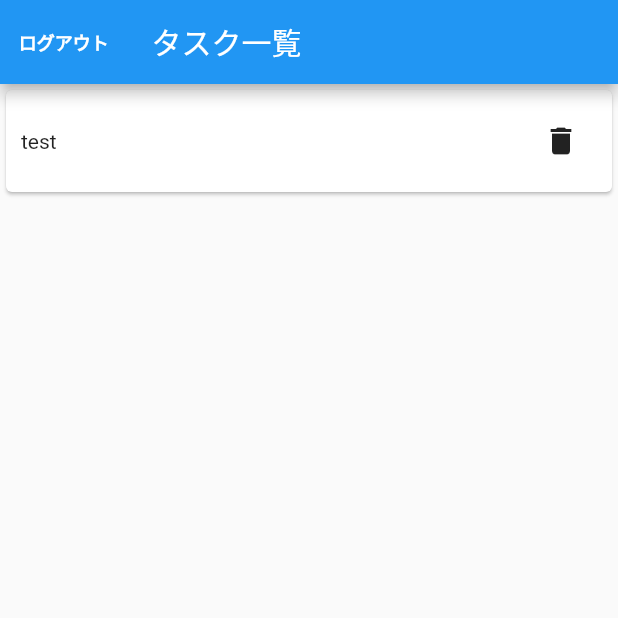
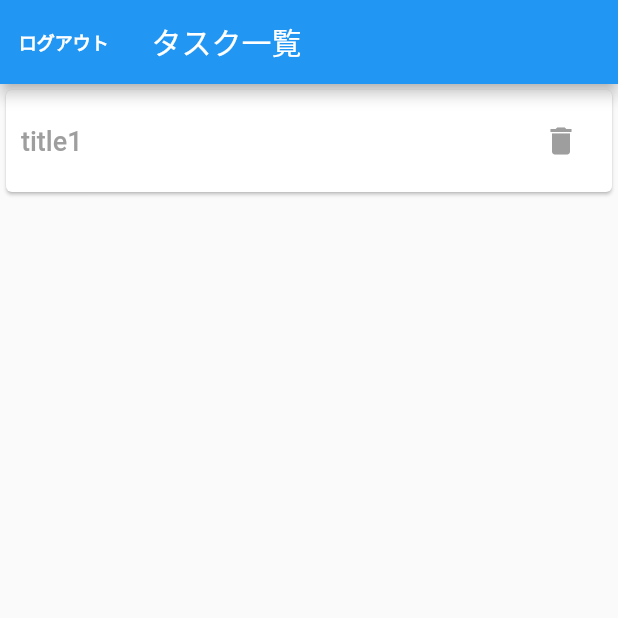
Before and after one commit to kotahorii/flutter_ui_4, a Flutter app: the screen it shows after launch, after a tap on "submit", on a phone screen of 412 x 824 dp, the top half of it. Run offline on Flutter 3.47's test engine with Material 2 defaults, Android fonts, the phone set to English and light mode, and no system bars.

Commit message:
[Update] task list layout

```diff
--- a/lib/TaskList.dart
+++ b/lib/TaskList.dart
@@ -23,18 +23,10 @@ class TaskList extends StatelessWidget {
           title: const Text('タスク一覧'),
         ),
         body: ListView(
-          children: [
-            Card(
-                child: Container(
-                    padding: const EdgeInsets.all(10),
-                    child: Row(
-                      mainAxisAlignment: MainAxisAlignment.spaceBetween,
-                      children: [
-                        const Text('test'),
-                        IconButton(
-                            onPressed: () {}, icon: const Icon(Icons.delete))
-                      ],
-                    )))
+          children: const [
+            TaskCard(
+              title: 'title1',
+            )
           ],
         ),
         floatingActionButton: FloatingActionButton(
@@ -48,3 +40,34 @@ class TaskList extends StatelessWidget {
     );
   }
 }
+
+class TaskCard extends StatelessWidget {
+  final String title;
+
+  const TaskCard({Key? key, required this.title}) : super(key: key);
+
+  @override
+  Widget build(BuildContext context) {
+    return Card(
+        child: Container(
+            padding: const EdgeInsets.all(10),
+            child: Row(
+              mainAxisAlignment: MainAxisAlignment.spaceBetween,
+              children: [
+                Text(
+                  title,
+                  style: const TextStyle(
+                      color: Colors.grey,
+                      fontSize: 18,
+                      fontWeight: FontWeight.w500),
+                ),
+                IconButton(
+                    onPressed: () {},
+                    icon: const Icon(
+                      Icons.delete,
+                      color: Colors.grey,
+                    ))
+              ],
+            )));
+  }
+}
```
